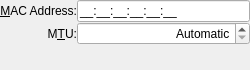
Before: the Qt Designer form libs/ui/wired.ui in KDE/networkmanagement, drawn with Qt 5.
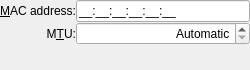
After: the same form once the commit is applied.

The edit to the form file:
```diff
--- a/libs/ui/wired.ui
+++ b/libs/ui/wired.ui
@@ -28,7 +28,7 @@
         <string>Example: 11:22:33:44:55:66</string>
        </property>
        <property name="text">
-        <string>&amp;MAC Address:</string>
+        <string>&amp;MAC address:</string>
        </property>
        <property name="alignment">
         <set>Qt::AlignRight|Qt::AlignTrailing|Qt::AlignVCenter</set>
```
